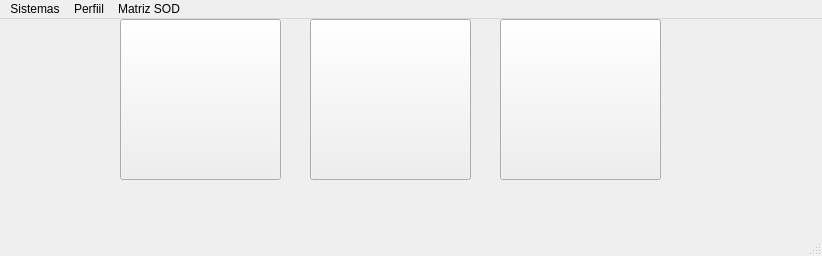
This is view/main.ui in ale0allen/sodmtz as Qt 5 draws it before an edit. The edited form follows.
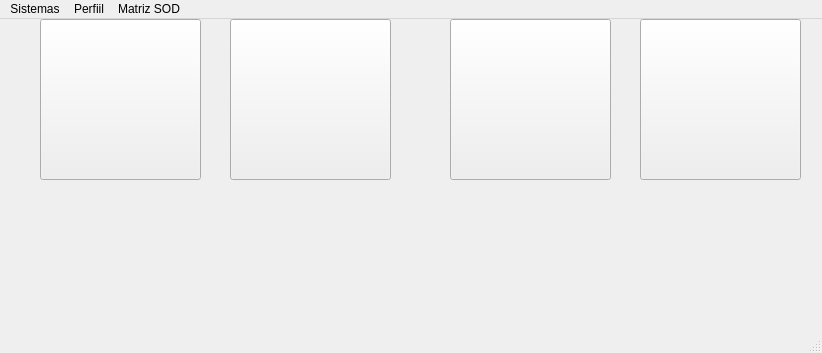
This is the edited form. Icons and pictures are not drawn.

Diff of the .ui file:
```diff
--- a/view/main.ui
+++ b/view/main.ui
@@ -7,7 +7,7 @@
     <x>0</x>
     <y>0</y>
     <width>822</width>
-    <height>256</height>
+    <height>353</height>
    </rect>
   </property>
   <property name="windowTitle">
@@ -17,7 +17,7 @@
    <widget class="QPushButton" name="botao_perfil_consulta">
     <property name="geometry">
      <rect>
-      <x>310</x>
+      <x>230</x>
       <y>0</y>
       <width>161</width>
       <height>161</height>
@@ -33,7 +33,7 @@
    <widget class="QPushButton" name="botao_sistema_consulta">
     <property name="geometry">
      <rect>
-      <x>120</x>
+      <x>40</x>
       <y>0</y>
       <width>161</width>
       <height>161</height>
@@ -49,14 +49,50 @@
    <widget class="QPushButton" name="botao_matriz_consulta">
     <property name="geometry">
      <rect>
-      <x>500</x>
+      <x>450</x>
       <y>0</y>
       <width>161</width>
       <height>161</height>
      </rect>
     </property>
     <property name="styleSheet">
-     <string notr="true">image: url(:/icone_matriz/3.png)</string>
+     <string notr="true">image: url(:/icone_matriz/icones/3.png)</string>
+    </property>
+    <property name="text">
+     <string/>
+    </property>
+   </widget>
+   <widget class="QPushButton" name="botao_usuarios_consulta">
+    <property name="geometry">
+     <rect>
+      <x>640</x>
+      <y>0</y>
+      <width>161</width>
+      <height>161</height>
+     </rect>
+    </property>
+    <property name="styleSheet">
+     <string notr="true">image: url(:/icone_usuarios/icones/USUARIOS.png)</string>
+    </property>
+    <property name="text">
+     <string/>
+    </property>
+   </widget>
+   <widget class="QPushButton" name="logo_agl">
+    <property name="enabled">
+     <bool>true</bool>
+    </property>
+    <property name="geometry">
+     <rect>
+      <x>260</x>
+      <y>180</y>
+      <width>331</width>
+      <height>121</height>
+     </rect>
+    </property>
+    <property name="styleSheet">
+     <string notr="true">image: url(:/logo_agl/icones/agl.png);
+border: none;</string>
     </property>
     <property name="text">
      <string/>
```
Left out of the diff: 12 changed lines with no effect on the pictures.
